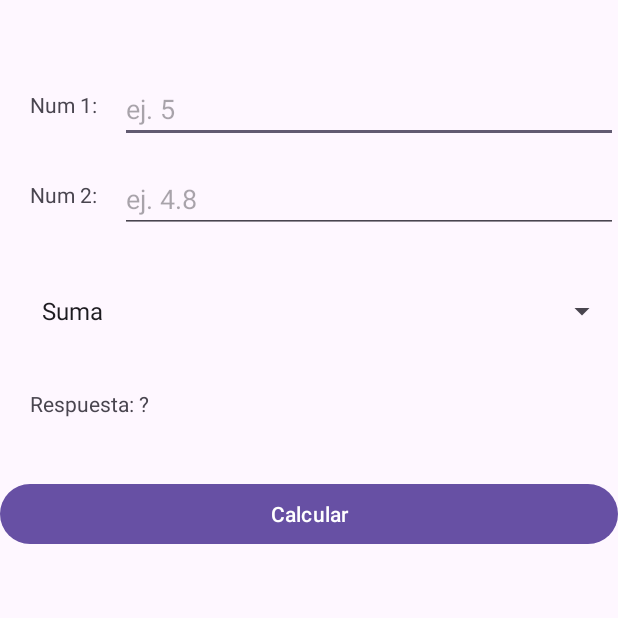
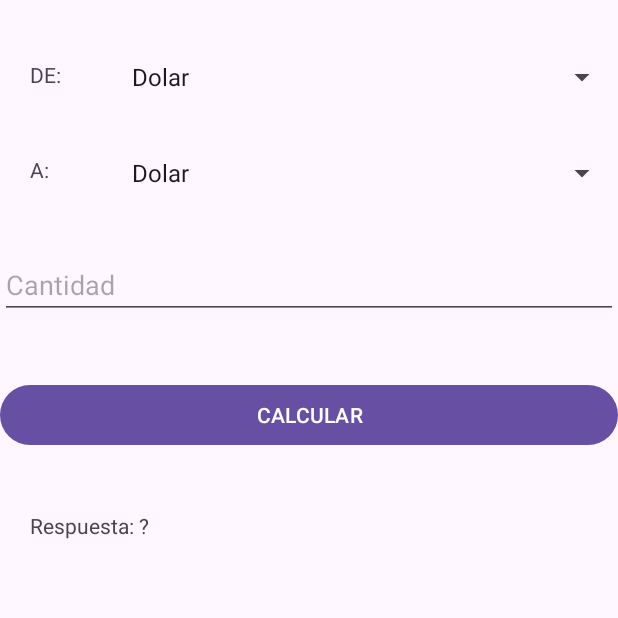
Before and after one commit to valen500/semi-prograll-2025, an Android app: the screen it shows after launch (MainActivity), on a phone screen of 412 x 824 dp, the top half of it. Run offline under Robolectric (Android 15) with nearby library versions, the phone set to English and light mode, and no system bars.

Commit message:
Uso de pestañas (Tabhost) y conversores

```diff
--- a/app/src/main/res/layout/activity_main.xml
+++ b/app/src/main/res/layout/activity_main.xml
@@ -7,70 +7,107 @@
     android:layout_height="match_parent"
     tools:context=".MainActivity">
 
-    <!-- Etiqueta Num1 -->
+    <TabHost
+        android:id="@+id/tbhConversor"
+        android:layout_width="match_parent"
+        android:layout_height="wrap_content">
+
+        <LinearLayout
+            android:layout_width="match_parent"
+            android:layout_height="match_parent"
+            android:orientation="vertical">
+            <TabWidget
+                android:id="@android:id/tabs"
+                android:layout_width="match_parent"
+                android:layout_height="wrap_content" />
+            <FrameLayout
+                android:id="@android:id/tabcontent"
+                android:layout_width="match_parent"
+                android:layout_height="match_parent">
+                <RelativeLayout
+                    android:id="@+id/tabMonedas"
+                    android:layout_width="match_parent"
+                    android:layout_height="match_parent"
+                    android:orientation="vertical">
                     <TextView
-        android:id="@+id/lblNum1"
-        android:text="Num 1:"
-        android:layout_marginTop="60dp"
+                        android:id="@+id/lblDeMonedas"
+                        android:text="DE: "
+                        android:layout_marginTop="40dp"
                         android:layout_marginLeft="20dp"
                         android:layout_width="wrap_content"
                         android:layout_height="wrap_content"/>
+                    <Spinner
+                        android:entries="@array/monedas"
+                        android:id="@+id/spnDeMonedas"
+                        android:layout_below="@id/lblDeMonedas"
+                        android:layout_marginLeft="80dp"
+                        android:layout_marginTop="-20dp"
+                        android:layout_width="match_parent"
+                        android:layout_height="wrap_content"/>
+                    <TextView
+                        android:id="@+id/lblAMonedas"
+                        android:text="A: "
+                        android:layout_below="@id/spnDeMonedas"
+                        android:layout_marginTop="40dp"
+                        android:layout_marginLeft="20dp"
+                        android:layout_width="wrap_content"
+                        android:layout_height="wrap_content"/>
+                    <Spinner
+                        android:entries="@array/monedas"
+                        android:id="@+id/spnAMonedas"
+                        android:layout_below="@id/spnDeMonedas"
+                        android:layout_marginLeft="80dp"
+                        android:layout_marginTop="40dp"
+                        android:layout_width="match_parent"
+                        android:layout_height="wrap_content"/>
+                </RelativeLayout>
+                <RelativeLayout
+                    android:id="@+id/tabLongitud"
+                    android:layout_width="match_parent"
+                    android:layout_height="match_parent"
+                    android:orientation="vertical">
+                </RelativeLayout>
+                <RelativeLayout
+                    android:id="@+id/tabTiempo"
+                    android:layout_width="match_parent"
+                    android:layout_height="match_parent"
+                    android:orientation="vertical">
+                </RelativeLayout>
+                <RelativeLayout
+                    android:id="@+id/tabAlmacenamiento"
+                    android:layout_width="match_parent"
+                    android:layout_height="match_parent"
+                    android:orientation="vertical">
+                </RelativeLayout>
+            </FrameLayout>
+        </LinearLayout>
+    </TabHost>
 
-    <!--  texto Num1 -->
     <EditText
-        android:id="@+id/txtNum1"
-        android:hint="ej. 5"
-        android:layout_marginTop="50dp"
-        android:layout_marginLeft="80dp"
+        android:hint="Cantidad"
+        android:layout_below="@+id/tbhConversor"
+        android:layout_marginTop="40dp"
+        android:id="@+id/txtCantidad"
         android:layout_width="match_parent"
         android:layout_height="wrap_content"/>
 
-    <!-- Etiqueta Num2 -->
+    <Button
+        android:id="@+id/btnCalcular"
+        android:layout_below="@+id/txtCantidad"
+        android:layout_marginTop="40dp"
+        android:text="CALCULAR"
+        android:layout_width="match_parent"
+        android:layout_height="wrap_content"/>
+
     <TextView
-        android:id="@+id/lblNum2"
-        android:text="Num 2:"
-        android:layout_marginTop="120dp"
+        android:id="@+id/lblRespuesta"
+        android:layout_below="@+id/btnCalcular"
+        android:layout_marginTop="40dp"
         android:layout_marginLeft="20dp"
+        android:text="Respuesta: ?"
         android:layout_width="wrap_content"
         android:layout_height="wrap_content"/>
 
-    <!--  texto Num2 -->
-    <EditText
-        android:id="@+id/txtNum2"
-        android:hint="ej. 4.8"
-        android:layout_marginTop="110dp"
-        android:layout_marginLeft="80dp"
-        android:layout_width="match_parent"
-        android:layout_height="wrap_content"/>
-
-
-    <Spinner
-        android:id="@+id/spnOpciones"
-        android:layout_below="@id/txtNum2"
-        android:entries="@array/opciones"
-        android:layout_marginTop="40dp"
-        android:layout_marginLeft="20dp"
-        android:layout_width="match_parent"
-        android:layout_height="wrap_content"/>
-
-    <!-- Etiqueta Respuesta -->
-    <TextView
-        android:id="@+id/lblRespuesta"
-        android:layout_width="wrap_content"
-        android:layout_height="wrap_content"
-        android:layout_marginLeft="20dp"
-        android:layout_below="@id/spnOpciones"
-        android:layout_marginTop="40dp"
-        android:text="Respuesta: ?" />
-
-    <!-- Botón Calcular -->
-    <Button
-        android:id="@+id/btnCalcular"
-        android:layout_below="@id/lblRespuesta"
-        android:layout_marginTop="40dp"
-        android:text="Calcular"
-        android:layout_width="match_parent"
-        android:layout_height="wrap_content"/>
 
 
 </RelativeLayout>
--- a/app/src/main/res/values/strings.xml
+++ b/app/src/main/res/values/strings.xml
@@ -1,14 +1,13 @@
 <resources>
     <string name="app_name">Miprimeraaplicacion</string>
-    <string-array name="opciones">
-        <item>Suma</item>
-        <item>Resta</item>
-        <item>Multiplicacion</item>
-        <item>Division</item>
-        <item>Exponente</item>
-        <item>Porcentaje</item>
-        <item>Raiz</item>
-        <item>Factorial</item>
+    <string-array name="monedas">
+        <item>Dolar</item>
+        <item>Euro</item>
+        <item>Quetzalez</item>
+        <item>Lempiras</item>
+        <item>Cordobas</item>
+        <item>Colon CR</item>
+        <item>Colon SV</item>
     </string-array>
 
 </resources>
```
Also changed, not shown: app/src/main/java/com/example/miprimeraaplicacion/MainActivity.java (+40 -83 lines). Lines whose indentation alone changed are shown as unchanged.
